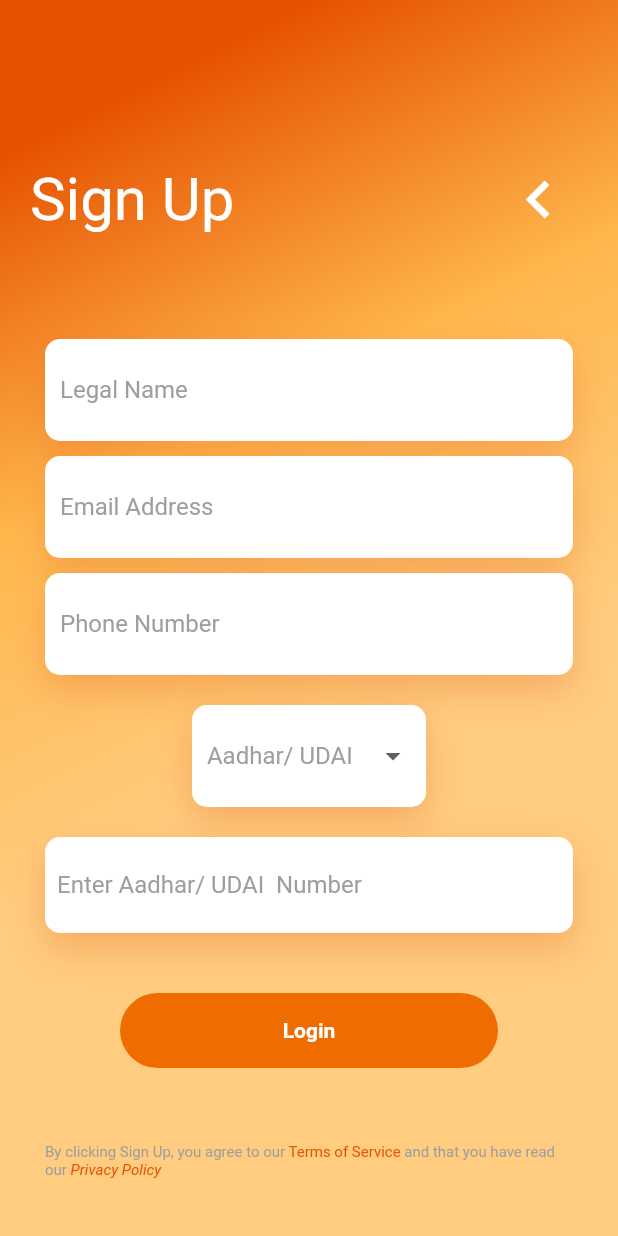
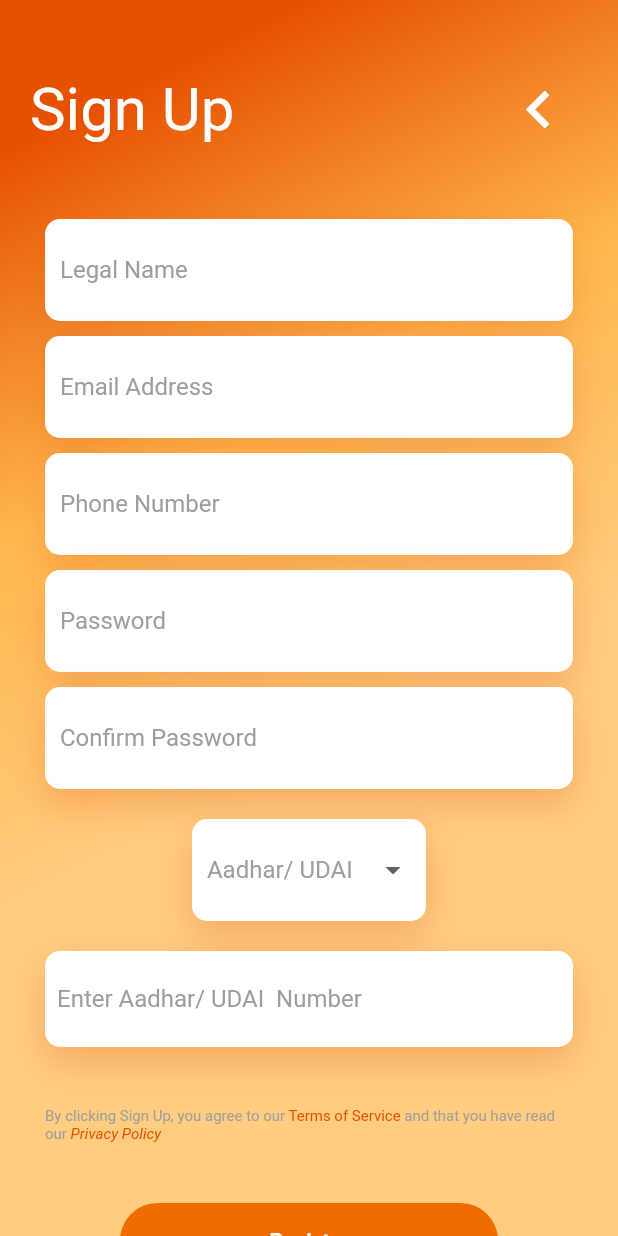
Before and after one commit to scodes73/RK62_Tri-Nethra, a Flutter app: the SignUp screen opened directly, on a phone screen of 412 x 824 dp. Run offline on Flutter 3.47's test engine with Material 2 defaults, Android fonts, the phone set to English and light mode, and no system bars; our stand-ins replace firebase_auth; accounts and stored records are empty; network calls fail.

Commit message:
Added gradle and pre requisite logins 1.TextControllers 2.SetStates 3.Models created

```diff
--- /dev/null
+++ b/tri_nethra/lib/models/currentUser.dart
@@ -0,0 +1,39 @@
+import 'package:firebase_auth/firebase_auth.dart';
+import 'package:flutter/material.dart';
+
+class CurrentUser extends ChangeNotifier {
+  String _uid;
+  String _email;
+  String get getUid => _uid;
+  String get getEmail => _email;
+  FirebaseAuth _auth = FirebaseAuth.instance;
+  Future<bool> signUpUser(String email, String password) async {
+    bool retVal = false;
+    try {
+      AuthResult _authResult = await _auth.createUserWithEmailAndPassword(
+          email: email, password: password);
+      if (_authResult != null) {
+        retVal = true;
+      }
+    } catch (e) {
+      print(e);
+    }
+    return retVal;
+  }
+
+  Future<bool> loginUser(String email, String password) async {
+    bool retVal = false;
+    try {
+      AuthResult _authResult = await _auth.signInWithEmailAndPassword(
+          email: email, password: password);
+      if (_authResult != null) {
+        _uid = _authResult.user.uid;
+        _email = _authResult.user.email;
+        retVal = true;
+      }
+    } catch (e) {
+      print(e);
+    }
+    return retVal;
+  }
+}
--- a/tri_nethra/lib/screens/signup/signup.dart
+++ b/tri_nethra/lib/screens/signup/signup.dart
@@ -1,5 +1,7 @@
 import 'package:flutter/gestures.dart';
 import 'package:flutter/material.dart';
+import 'package:provider/provider.dart';
+import 'package:tri_nethra/models/currentUser.dart';
 import 'package:tri_nethra/screens/login/localwidgets/orpop.dart';
 
 class SignUp extends StatefulWidget {
@@ -23,10 +25,27 @@ class Doc {
 }
 
 class _SignUpState extends State<SignUp> {
+  TextEditingController _legalNameController = TextEditingController();
+  TextEditingController _emailController = TextEditingController();
+  TextEditingController _passwordController = TextEditingController();
+  TextEditingController _confirmPasswordController = TextEditingController();
+  TextEditingController _mobileController = TextEditingController();
+  TextEditingController _docNoController = TextEditingController();
   String ddv;
   List<Doc> _docs = Doc.getDocs();
   List<DropdownMenuItem<Doc>> _ddMenuItems;
   Doc _selectedDoc;
+
+  void _signUpUser(String email, String password, BuildContext context) async {
+    CurrentUser _currentUser = Provider.of<CurrentUser>(context, listen: false);
+    try {
+      if (await _currentUser.signUpUser(email, password)) {
+        Navigator.pop(context);
+      }
+    } catch (e) {
+      print(e);
+    }
+  }
 
   @override
   void initState() {
@@ -79,7 +98,7 @@ class _SignUpState extends State<SignUp> {
                 crossAxisAlignment: CrossAxisAlignment.start,
                 children: <Widget>[
                   SizedBox(
-                    height: 80,
+                    height: 20,
                   ),
                   Padding(
                     padding: EdgeInsets.all(20),
@@ -113,14 +132,15 @@ class _SignUpState extends State<SignUp> {
                     child: Container(
                       child: SingleChildScrollView(
                         child: Padding(
-                          padding: EdgeInsets.fromLTRB(30, 30, 30, 30),
+                          padding: EdgeInsets.fromLTRB(30, 10, 30, 30),
                           child: Column(
                             children: <Widget>[
                               OrPop(
                                 child: Container(
                                   padding: EdgeInsets.all(10),
                                   decoration: BoxDecoration(),
-                                  child: TextField(
+                                  child: TextFormField(
+                                    controller: _legalNameController,
                                     decoration: InputDecoration(
                                         hintText: "Legal Name",
                                         hintStyle:
@@ -134,7 +154,8 @@ class _SignUpState extends State<SignUp> {
                                 child: Container(
                                   padding: EdgeInsets.all(10),
                                   decoration: BoxDecoration(),
-                                  child: TextField(
+                                  child: TextFormField(
+                                    controller: _emailController,
                                     decoration: InputDecoration(
                                         hintText: "Email Address",
                                         hintStyle:
@@ -148,9 +169,40 @@ class _SignUpState extends State<SignUp> {
                                 child: Container(
                                   padding: EdgeInsets.all(10),
                                   decoration: BoxDecoration(),
-                                  child: TextField(
+                                  child: TextFormField(
+                                    controller: _mobileController,
                                     decoration: InputDecoration(
                                         hintText: "Phone Number",
+                                        hintStyle:
+                                            TextStyle(color: Colors.grey),
+                                        border: InputBorder.none),
+                                  ),
+                                ),
+                              ),
+                              SizedBox(height: 10),
+                              OrPop(
+                                child: Container(
+                                  padding: EdgeInsets.all(10),
+                                  decoration: BoxDecoration(),
+                                  child: TextFormField(
+                                    controller: _passwordController,
+                                    decoration: InputDecoration(
+                                        hintText: "Password",
+                                        hintStyle:
+                                            TextStyle(color: Colors.grey),
+                                        border: InputBorder.none),
+                                  ),
+                                ),
+                              ),
+                              SizedBox(height: 10),
+                              OrPop(
+                                child: Container(
+                                  padding: EdgeInsets.all(10),
+                                  decoration: BoxDecoration(),
+                                  child: TextFormField(
+                                    controller: _confirmPasswordController,
+                                    decoration: InputDecoration(
+                                        hintText: "Confirm Password",
                                         hintStyle:
                                             TextStyle(color: Colors.grey),
                                         border: InputBorder.none),
@@ -170,22 +222,14 @@ class _SignUpState extends State<SignUp> {
                                   ),
                                 ),
                               ),
-                              // Container(
-                              //   padding: EdgeInsets.all(10),
-                              //   decoration: BoxDecoration(
-                              //     border: Border(
-                              //       bottom: BorderSide(
-                              //         color: Colors.grey[200],
-                              //       ),
-                              //     ),
-                              //   ),
                               SizedBox(
                                 height: 20,
                               ),
                               OrPop(
                                 child: Padding(
                                   padding: const EdgeInsets.all(8.0),
-                                  child: TextField(
+                                  child: TextFormField(
+                                    controller: _docNoController,
                                     decoration: InputDecoration(
                                         hintText: "Enter " +
                                             _selectedDoc.docName +
@@ -198,28 +242,6 @@ class _SignUpState extends State<SignUp> {
                               ),
                               SizedBox(
                                 height: 40,
-                              ),
-                              Container(
-                                height: 50,
-                                margin: EdgeInsets.symmetric(horizontal: 50),
-                                decoration: BoxDecoration(
-                                    gradient: LinearGradient(colors: [
-                                      Colors.orange[800],
-                                      Colors.orange[800]
-                                    ]),
-                                    borderRadius: BorderRadius.circular(50),
-                                    color: Colors.orange[900]),
-                                child: Center(
-                                  child: Text(
-                                    "Login",
-                                    style: TextStyle(
-                                        color: Colors.white,
-                                        fontWeight: FontWeight.bold),
-                                  ),
-                                ),
-                              ),
-                              SizedBox(
-                                height: 50,
                               ),
                               RichText(
                                 text: TextSpan(
@@ -253,6 +275,45 @@ class _SignUpState extends State<SignUp> {
                                   ],
                                 ),
                               ),
+                              SizedBox(
+                                height: 40,
+                              ),
+                              GestureDetector(
+                                onTap: () {
+                                  if (_passwordController.text ==
+                                      _confirmPasswordController.text) {
+                                    _signUpUser(_emailController.text,
+                                        _passwordController.text, context);
+                                  } else {
+                                    Scaffold.of(context).showSnackBar(
+                                      SnackBar(
+                                        content:
+                                            Text("Passwords does'nt match"),
+                                        duration: Duration(seconds: 2),
+                                      ),
+                                    );
+                                  }
+                                },
+                                child: Container(
+                                  height: 50,
+                                  margin: EdgeInsets.symmetric(horizontal: 50),
+                                  decoration: BoxDecoration(
+                                      gradient: LinearGradient(colors: [
+                                        Colors.orange[800],
+                                        Colors.orange[800]
+                                      ]),
+                                      borderRadius: BorderRadius.circular(50),
+                                      color: Colors.orange[900]),
+                                  child: Center(
+                                    child: Text(
+                                      "Register",
+                                      style: TextStyle(
+                                          color: Colors.white,
+                                          fontWeight: FontWeight.bold),
+                                    ),
+                                  ),
+                                ),
+                              ),
                             ],
                           ),
                         ),
```
Also changed, not shown: tri_nethra/lib/main.dart (+9 -4 lines), tri_nethra/lib/screens/home/home.dart (added, +13 -0 lines), tri_nethra/lib/screens/login/login.dart (+42 -7 lines), tri_nethra/pubspec.yaml (+6 -4 lines), 1 other file.
